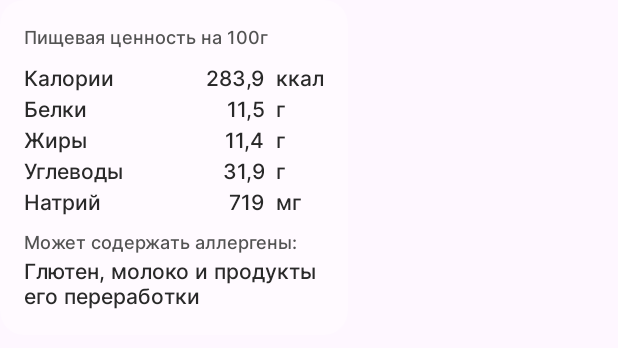
After one commit to hi1arina/pizza-shift-app, an Android app: the layout dialog_info.xml on its own in the app's theme, with its tools: preview values and no code run, on a phone screen of 412 x 824 dp. The commit adds this screen. Shown: the top 348 px of the screen. Run offline under Robolectric (Android 15) with nearby library versions, the phone set to English and light mode, and no system bars.

Commit message:
сделана разметка для всплывающего окна с инфой о пищевой ценности пиццы

```diff
--- /dev/null
+++ b/app/src/main/res/drawable/dialog_background.xml
@@ -0,0 +1,5 @@
+<?xml version="1.0" encoding="utf-8"?>
+<shape xmlns:android="http://schemas.android.com/apk/res/android">
+    <solid android:color="@color/dialog_background" />
+    <corners android:radius="16dp" />
+</shape>
--- /dev/null
+++ b/app/src/main/res/layout/dialog_info.xml
@@ -0,0 +1,175 @@
+<?xml version="1.0" encoding="utf-8"?>
+<LinearLayout xmlns:android="http://schemas.android.com/apk/res/android"
+    android:layout_width="wrap_content"
+    android:layout_height="wrap_content"
+    xmlns:tools="http://schemas.android.com/tools"
+    android:orientation="vertical"
+    android:background="@drawable/dialog_background"
+    android:padding="16dp">
+
+    <TextView
+        android:id="@+id/title"
+        android:layout_width="wrap_content"
+        android:layout_height="wrap_content"
+        android:text="@string/nutrition"
+        android:textSize="12sp"
+        android:fontFamily="@font/inter_medium"
+        android:textColor="@color/info"/>
+
+    <TableLayout
+        android:layout_width="match_parent"
+        android:layout_height="wrap_content"
+        android:stretchColumns="1"
+        android:layout_marginTop="8dp">
+
+        <TableRow>
+            <TextView
+                android:layout_width="wrap_content"
+                android:layout_height="wrap_content"
+                android:text="@string/calories"
+                android:fontFamily="@font/inter_medium"
+                android:textColor="@color/title"/>
+
+            <TextView
+                android:id="@+id/calories"
+                android:layout_width="wrap_content"
+                android:layout_height="wrap_content"
+                android:fontFamily="@font/inter_medium"
+                android:gravity="end"
+                tools:text="283,9"
+                android:textColor="@color/title"/>
+
+            <TextView
+                android:layout_width="wrap_content"
+                android:layout_height="wrap_content"
+                android:fontFamily="@font/inter_medium"
+                android:gravity="start"
+                android:text="@string/kcal"
+                android:textColor="@color/title"/>
+        </TableRow>
+
+        <TableRow>
+            <TextView
+                android:layout_width="wrap_content"
+                android:layout_height="wrap_content"
+                android:text="@string/protein"
+                android:fontFamily="@font/inter_medium"
+                android:textColor="@color/title"/>
+
+            <TextView
+                android:id="@+id/protein"
+                android:layout_width="wrap_content"
+                android:layout_height="wrap_content"
+                android:fontFamily="@font/inter_medium"
+                android:gravity="end"
+                tools:text="11,5"
+                android:textColor="@color/title"/>
+
+            <TextView
+                android:layout_width="wrap_content"
+                android:layout_height="wrap_content"
+                android:fontFamily="@font/inter_medium"
+                android:gravity="start"
+                android:text="@string/grams"
+                android:textColor="@color/title"/>
+        </TableRow>
+
+        <TableRow>
+            <TextView
+                android:layout_width="wrap_content"
+                android:layout_height="wrap_content"
+                android:text="@string/total_fat"
+                android:fontFamily="@font/inter_medium"
+                android:textColor="@color/title"/>
+
+            <TextView
+                android:id="@+id/totalFat"
+                android:layout_width="wrap_content"
+                android:layout_height="wrap_content"
+                android:fontFamily="@font/inter_medium"
+                android:gravity="end"
+                tools:text="11,4"
+                android:textColor="@color/title"/>
+
+            <TextView
+                android:layout_width="wrap_content"
+                android:layout_height="wrap_content"
+                android:fontFamily="@font/inter_medium"
+                android:gravity="start"
+                android:text="@string/grams"
+                android:textColor="@color/title"/>
+        </TableRow>
+
+        <TableRow>
+            <TextView
+                android:layout_width="wrap_content"
+                android:layout_height="wrap_content"
+                android:text="@string/carbohydrates"
+                android:fontFamily="@font/inter_medium"
+                android:textColor="@color/title"/>
+
+            <TextView
+                android:id="@+id/carbohydrates"
+                android:layout_width="wrap_content"
+                android:layout_height="wrap_content"
+                android:fontFamily="@font/inter_medium"
+                android:gravity="end"
+                tools:text="31,9"
+                android:textColor="@color/title"/>
+
+            <TextView
+                android:layout_width="wrap_content"
+                android:layout_height="wrap_content"
+                android:fontFamily="@font/inter_medium"
+                android:gravity="start"
+                android:text="@string/grams"
+                android:textColor="@color/title"/>
+        </TableRow>
+
+        <TableRow>
+            <TextView
+                android:layout_width="wrap_content"
+                android:layout_height="wrap_content"
+                android:text="@string/sodium"
+                android:fontFamily="@font/inter_medium"
+                android:textColor="@color/title"/>
+
+            <TextView
+                android:id="@+id/sodium"
+                android:layout_width="wrap_content"
+                android:layout_height="wrap_content"
+                android:fontFamily="@font/inter_medium"
+                android:gravity="end"
+                tools:text="719"
+                android:textColor="@color/title"/>
+
+            <TextView
+                android:layout_width="wrap_content"
+                android:layout_height="wrap_content"
+                android:fontFamily="@font/inter_medium"
+                android:gravity="start"
+                android:text="@string/milligrams"
+                android:textColor="@color/title"/>
+        </TableRow>
+
+    </TableLayout>
+
+    <TextView
+        android:layout_width="wrap_content"
+        android:layout_height="wrap_content"
+        android:text="@string/allergens"
+        android:textSize="12sp"
+        android:fontFamily="@font/inter_medium"
+        android:textColor="@color/info"
+        android:layout_marginTop="8dp"/>
+
+    <TextView
+        android:id="@+id/allergen"
+        android:layout_width="200dp"
+        android:layout_height="wrap_content"
+        tools:text="Глютен, молоко и продукты его переработки"
+        android:textSize="14sp"
+        android:fontFamily="@font/inter_medium"
+        android:textColor="@color/title"/>
+
+</LinearLayout>
--- a/app/src/main/res/values/colors.xml
+++ b/app/src/main/res/values/colors.xml
@@ -15,4 +15,6 @@
     <color name="switcher_text_selected">#141C24</color>
     <color name="switcher_text_unselected">#535353</color>
 
+    <color name="dialog_background">#50FFFFFF</color>
+
 </resources>
--- a/app/src/main/res/values/strings.xml
+++ b/app/src/main/res/values/strings.xml
@@ -8,4 +8,19 @@
     <string name="pizza_size_l">Большая</string>
 
     <string name="add_to_cart">В корзину за %1$d ₽</string>
+
+    <string name="nutrition">Пищевая ценность на 100г</string>
+
+    <string name="calories">Калории</string>
+    <string name="protein">Белки</string>
+    <string name="total_fat">Жиры</string>
+    <string name="carbohydrates">Углеводы</string>
+    <string name="sodium">Натрий</string>
+
+    <string name="allergens">Может содержать аллергены: </string>
+
+    <string name="kcal">"""  ккал"""</string>
+    <string name="grams">"""  г"""</string>
+    <string name="milligrams">"""  мг"""</string>
+
 </resources>
```
